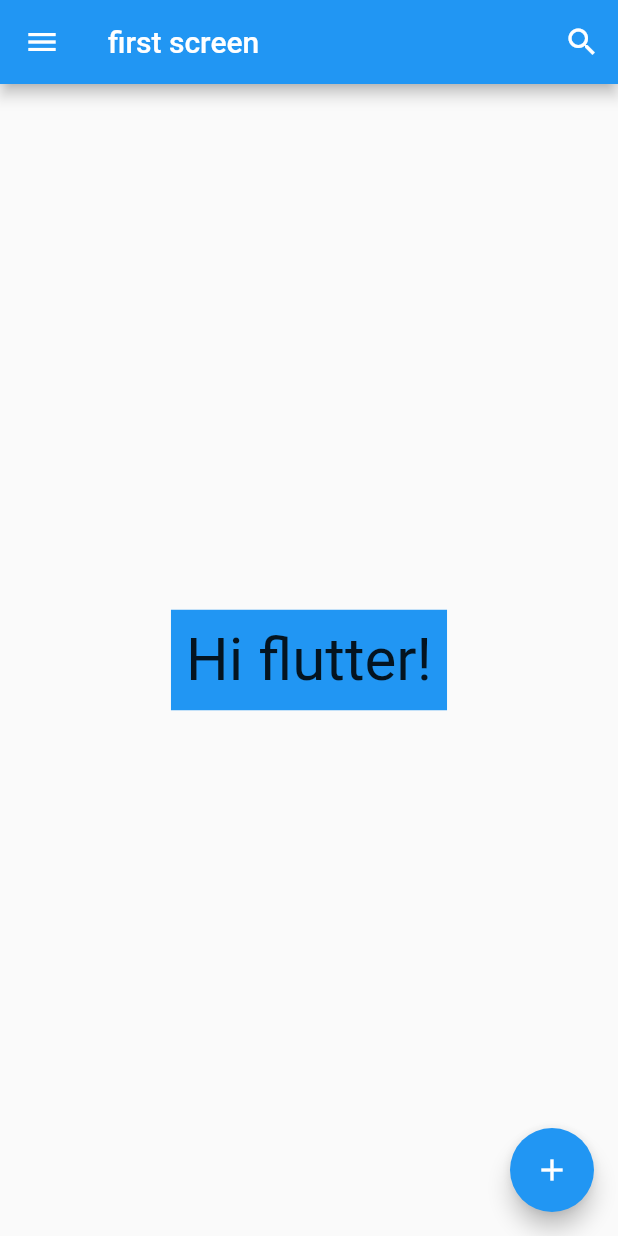
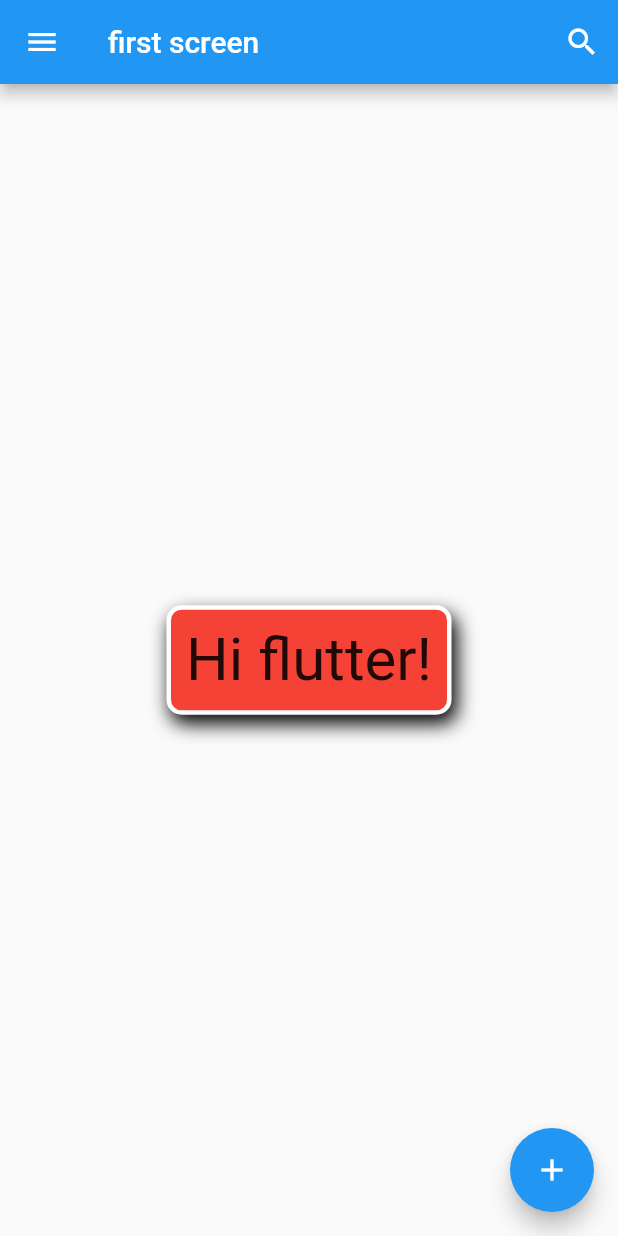
Before and after one commit to gunadermawan/multiplatform-flutter-beginner, a Flutter app: the screen it shows after launch, on a phone screen of 412 x 824 dp. Run offline on Flutter 3.47's test engine with Material 2 defaults, Android fonts, the phone set to English and light mode, and no system bars.

Commit message:
create custom widget with container decoration

```diff
--- a/lib/main.dart
+++ b/lib/main.dart
@@ -43,7 +43,17 @@ class FirstScreen extends StatelessWidget {
       ),
       body: Center(
         child: Container(
-          color: Colors.blue,
+          decoration: BoxDecoration(
+              color: Colors.red,
+              boxShadow: const [
+                BoxShadow(
+                  color: Colors.black,
+                  offset: Offset(3, 6),
+                  blurRadius: 10,
+                )
+              ],
+              border: Border.all(color: Colors.white, width: 3),
+              borderRadius: BorderRadius.circular(10)),
           padding: const EdgeInsets.all(10),
           child: const Text(
             'Hi flutter!',
```
